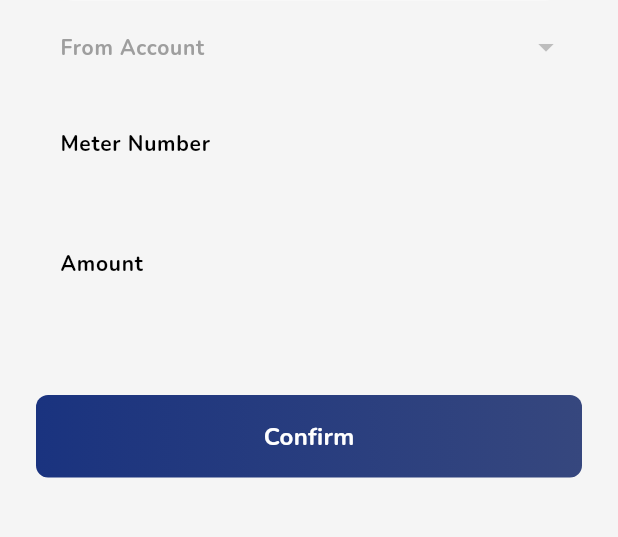
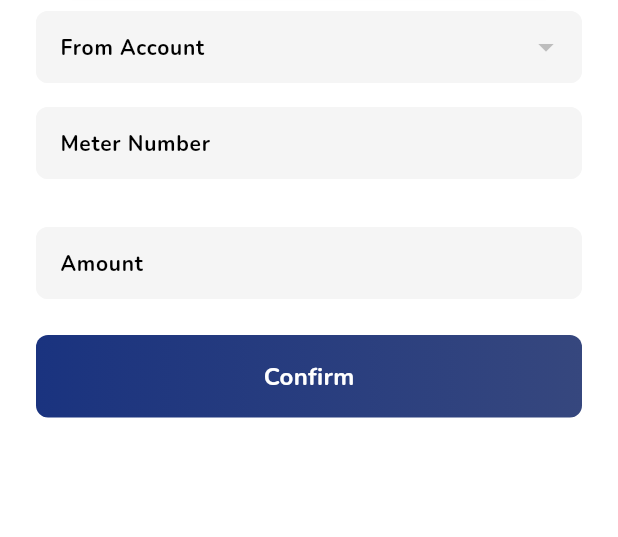
Before and after one commit to Mohamed50/idb_app, a Flutter app: the BillServicePage screen opened by its route, on a phone screen of 412 x 824 dp, the part 157-694 px from its top. Run offline on Flutter 3.47's test engine with Material 3 defaults, Android fonts, the phone set to English and light mode, and no system bars; drawn by our look-alikes of loader_overlay; our stand-ins replace animated_bottom_navigation_bar, connectivity_plus, device_info_plus, flutter_carousel_widget, flutter_spinkit, flutter_svg and 12 more; missing offline and left inert: qr_code_scanner; accounts and stored records are empty; network calls fail; statements that could not run were skipped.

Commit message:
changes on the overall look and feel

```diff
--- a/lib/src/config/themes.dart
+++ b/lib/src/config/themes.dart
@@ -7,7 +7,7 @@ import '/src/config/config.dart';
 final ThemeData theme = ThemeData(
   brightness: Brightness.light,
   primaryColor: ColorManager.primaryColor,
-  scaffoldBackgroundColor: ColorManager.darkBackgroundColor,
+  scaffoldBackgroundColor: ColorManager.lightBackgroundColor,
   dividerColor: ColorManager.secondaryColor,
   textTheme: GoogleFonts.nunitoTextTheme(),
   buttonTheme: const ButtonThemeData(
--- a/lib/src/modules/accounts/views/account_type_drop_down.dart
+++ b/lib/src/modules/accounts/views/account_type_drop_down.dart
@@ -13,7 +13,7 @@ class AccountTypeDropDown extends StatelessWidget {
 
   @override
   Widget build(BuildContext context) {
-    TextStyle textStyle = TextStyle(color: ColorManager.bodyColor, fontWeight: FontWeight.w700, fontSize: 14.0);
+    TextStyle textStyle = TextStyle(color: ColorManager.titleColor, fontWeight: FontWeight.w700, fontSize: 14.0);
     InputBorder inputBorder = OutlineInputBorder(
       borderRadius: BorderRadius.circular(8.0),
       borderSide: BorderSide(color: ColorManager.darkBackgroundColor),
--- a/lib/src/modules/accounts/views/accounts_drop_down.dart
+++ b/lib/src/modules/accounts/views/accounts_drop_down.dart
@@ -27,7 +27,7 @@ class AccountsDropDown extends StatelessWidget {
 
   @override
   Widget build(BuildContext context) {
-    TextStyle textStyle = TextStyle(color: ColorManager.bodyColor, fontWeight: FontWeight.w700, fontSize: 14.0);
+    TextStyle textStyle = TextStyle(color: ColorManager.titleColor, fontWeight: FontWeight.w700, fontSize: 14.0);
     InputBorder inputBorder = OutlineInputBorder(
       borderRadius: BorderRadius.circular(8.0),
       borderSide: BorderSide(color: fillColor),
--- a/lib/src/modules/accounts/views/accounts_list.dart
+++ b/lib/src/modules/accounts/views/accounts_list.dart
@@ -98,7 +98,7 @@ class AccountItemTile extends StatelessWidget {
             ],
           ),
           CustomVisible(
-            show: withName,
+            show: withName && accountModel.name.isNotEmpty,
             child: Padding(
               padding: const EdgeInsets.only(top: 8.0),
               child: Column(
@@ -117,7 +117,7 @@ class AccountItemTile extends StatelessWidget {
             ),
           ),
           CustomVisible(
-            show: withName,
+            show: withName && accountModel.name.isNotEmpty,
             child: Padding(
               padding: const EdgeInsets.only(top: 8.0),
               child: Column(
--- a/lib/src/modules/auth/views/change_security_questions_page.dart
+++ b/lib/src/modules/auth/views/change_security_questions_page.dart
@@ -73,12 +73,13 @@ class QuestionTile extends StatelessWidget {
   @override
   Widget build(BuildContext context) {
     return ListTile(
+      contentPadding: EdgeInsets.zero,
       title: CustomText.subtitle(
         questionModel.question,
         color: ColorManager.titleColor,
       ),
       subtitle: Padding(
-        padding: const EdgeInsets.all(8.0),
+        padding: const EdgeInsets.symmetric(vertical: 8.0),
         child: CustomFormField(
           label: TranslationsKeys.tkAnswerLabel,
           onSaved: (value) => questionModel.answer = value ?? '',
--- a/lib/src/modules/bank_services/modules/bills/views/bill_service_page.dart
+++ b/lib/src/modules/bank_services/modules/bills/views/bill_service_page.dart
@@ -22,9 +22,8 @@ class BillServicePage extends GetView<BillsViewModel> {
       appBar: AppBar(
         title: CustomText(billServiceLabel),
       ),
-      body: Padding(
+      body: ListView(
         padding: const EdgeInsets.all(24.0),
-        child: Column(
         children: [
           GetBuilder<BillsViewModel>(
             builder: (controller) => CustomVisible(
@@ -33,13 +32,12 @@ class BillServicePage extends GetView<BillsViewModel> {
               child: _BillInformationWidget(),
             ),
           ),
-            SizedBox(height: 64.0),
+          SizedBox(height: 24.0),
           CustomButton(
             text: TranslationsKeys.tkConfirmBtn,
             onPressed: () => _confirm(context),
           ),
         ],
-        ),
       ),
     );
   }
@@ -64,8 +62,7 @@ class _FormWidget extends GetView<BillsViewModel> {
   @override
   Widget build(BuildContext context) {
     final verticalSpacing = 16.0;
-    return Expanded(
-      child: Column(
+    return Column(
       children: [
         SizedBox(height: verticalSpacing * 2),
         AccountsDropDown(
@@ -95,7 +92,6 @@ class _FormWidget extends GetView<BillsViewModel> {
           keyboardType: TextInputType.number,
         ),
       ],
-      ),
     );
   }
 }
@@ -107,10 +103,16 @@ class _BillInformationWidget extends GetView<BillsViewModel> {
   Widget build(BuildContext context) {
     final children = ServicesConfiguration.getServiceResponseItems(controller.billInfoModel!);
     return CustomCard(
-      child: ListView(
+      child: ListView.separated(
         shrinkWrap: true,
         padding: EdgeInsets.all(12.0),
-        children: children,
+        itemCount: children.length,
+        physics: NeverScrollableScrollPhysics(),
+        itemBuilder: (context, index) => children[index],
+        separatorBuilder: (context, index) => Divider(
+          thickness: 0.2,
+          color: ColorManager.titleColor,
+        ),
       ),
     );
   }
--- a/lib/src/modules/bank_services/modules/orders/views/track_cheque_status_page.dart
+++ b/lib/src/modules/bank_services/modules/orders/views/track_cheque_status_page.dart
@@ -58,7 +58,7 @@ class _FormWidget extends GetView<OrderViewModel> {
           ),
           SizedBox(height: verticalSpacing),
           CustomFormField(
-            label: TranslationsKeys.tkChequeTypeLabel,
+            label: TranslationsKeys.tkChequeNumberLabel,
             onSaved: controller.onChequeNumberChanged,
             validator: InputsValidator.phoneValidator,
           ),
--- a/lib/src/modules/home/view/home_page.dart
+++ b/lib/src/modules/home/view/home_page.dart
@@ -15,6 +15,7 @@ class HomePage extends StatelessWidget {
   Widget build(BuildContext context) {
     return Scaffold(
       // appBar: CustomAppbar(title: TranslationsKeys.tkHomePage),
+      backgroundColor: ColorManager.darkBackgroundColor,
       body: ListView(
         padding: EdgeInsets.only(bottom: 24.0),
         children: [
--- a/lib/src/modules/locale/data/keys.dart
+++ b/lib/src/modules/locale/data/keys.dart
@@ -116,6 +116,7 @@ class TranslationsKeys {
   static const String tkTransferInsideBankLabel = 'tkTransferWithinBankLabel';
   static const String tkTransferBetweenMyAccountsLabel = 'tkTransferBetweenMyAccountsLabel';
   static const String tkTransferWithQRLabel = 'tkTransferWithQRLabel';
+  static const String tkScanQrCodeLabel = 'tkScanQrCodeLabel';
   static const String tkGeneralRequiredMsg = 'tkGeneralRequiredMsg';
   static const String tkFromAccountLabel = 'tkFromAccountLabel';
   static const String tkToAccountLabel = 'tkToAccountLabel';
@@ -167,16 +168,23 @@ class TranslationsKeys {
   static const String tkTrackOrdersStatusServiceLabel = 'tkOrdersTrackStatusServiceLabel';
   static const String tkRequestChequeBookServiceLabel = 'tkOrdersRequestChequeBookServiceLabel';
   static const String tkTrackChequeStatusServiceLabel = 'tkOrdersViewChequeStatusServiceLabel';
-  static const String tkChequeTypeLabel = 'tkChequeNumberLabel';
+  static const String tkChequeNumberLabel = 'tkChequeNumberLabel';
+  static const String tkChequeTypeLabel = 'tkChequeTypeLabel';
   static const String tkPagesLabel = 'tkPagesLabel';
   static const String tk25PagesChequeBookLabel = 'tk25PagesChequeBookLabel';
   static const String tk50PagesChequeBookLabel = 'tk50PagesChequeBookLabel';
   static const String tkReceivingBranchLabel = 'tkReceivingBranchLabel';
+  static const String tkNameLabel = 'tkNameLabel';
 
   /// Bank Services Module - Other Services
   static const String tkOtherServiceLabel = 'tkOtherServiceLabel';
   static const String tkProductsServiceLabel = 'tkProductsServiceLabel';
   static const String tkViewExchangeRateServiceLabel = 'tkViewExchangeRateServiceLabel';
+  static const String tkCurrencyLabel = 'tkCurrencyLabel';
+  static const String tkAverageLabel = 'tkAverageLabel';
+  static const String tkBuyLabel = 'tkBuyLabel';
+  static const String tkSellLabel = 'tkSellLabel';
+  static const String tkSuccessLabel = 'tkSuccessLabel';
   static const String tkSuccessfulTransactionMsg = 'tkSuccessfulTransactionMsg';
   static const String tkShareLabel = 'tkShareLabel';
   static const String tkScreenshotLabel = 'tkScreenshotLabel';
--- a/lib/src/modules/locale/data/lang/lang_en.dart
+++ b/lib/src/modules/locale/data/lang/lang_en.dart
@@ -95,6 +95,7 @@ const Map<String, String> englishTranslationsMap = {
   TranslationsKeys.tkTransferInsideBankLabel: 'Inside Bank',
   TranslationsKeys.tkTransferBetweenMyAccountsLabel: 'Between Accounts',
   TranslationsKeys.tkTransferWithQRLabel: 'QR Code',
+  TranslationsKeys.tkScanQrCodeLabel: 'Scan QR code',
   TranslationsKeys.tkGeneralRequiredMsg: 'This field is required',
   TranslationsKeys.tkFromAccountLabel: 'From Account',
   TranslationsKeys.tkToAccountLabel: 'To Account',
@@ -135,17 +136,21 @@ const Map<String, String> englishTranslationsMap = {
   TranslationsKeys.tkBillPaymentPortsServicesLabel: 'Ports',
   TranslationsKeys.tkMeterNumberLabel: 'Meter Number',
   TranslationsKeys.tkE15ReceiptNumberLabel: 'E15 Receipt Number',
+  TranslationsKeys.tkDeclarantCodeLabel: 'Declarant Code',
+  TranslationsKeys.tkBankCodeLabel: 'Bank Code',
 
   // 📦 Bank Services Module - Orders Services
   TranslationsKeys.tkOrdersServiceLabel: 'Orders',
   TranslationsKeys.tkTrackOrdersStatusServiceLabel: 'Track Order Status',
   TranslationsKeys.tkRequestChequeBookServiceLabel: 'Request Cheque Book',
   TranslationsKeys.tkTrackChequeStatusServiceLabel: 'Cheque Status',
+  TranslationsKeys.tkChequeNumberLabel: 'Cheque Number',
   TranslationsKeys.tkChequeTypeLabel: 'Cheque Type',
   TranslationsKeys.tkPagesLabel: 'Pages',
   TranslationsKeys.tk25PagesChequeBookLabel: 'Cheque book 25',
   TranslationsKeys.tk50PagesChequeBookLabel: 'Cheque book 50',
   TranslationsKeys.tkReceivingBranchLabel: 'Receiving branch',
+  TranslationsKeys.tkNameLabel: 'Name',
   'pending': 'Pending',
   'rejected': 'Rejected',
   'approved': 'Approved',
@@ -155,7 +160,8 @@ const Map<String, String> englishTranslationsMap = {
   TranslationsKeys.tkOtherServiceLabel: 'Other',
   TranslationsKeys.tkProductsServiceLabel: 'Products',
   TranslationsKeys.tkViewExchangeRateServiceLabel: 'Exchange Rates',
-  TranslationsKeys.tkSuccessfulTransactionMsg: 'Transaction Successful',
+  TranslationsKeys.tkSuccessLabel: 'Success',
+  TranslationsKeys.tkSuccessfulTransactionMsg: 'Your transaction was successful',
   TranslationsKeys.tkShareLabel: 'Share',
   TranslationsKeys.tkScreenshotLabel: 'Screenshot',
   TranslationsKeys.tkDoneLabel: 'Done',
--- a/lib/src/modules/menu/view/menu_page.dart
+++ b/lib/src/modules/menu/view/menu_page.dart
@@ -3,6 +3,7 @@ import 'package:az_banking_app/src/config/config.dart';
 import 'package:az_banking_app/src/modules/accounts/controllers/account_view_model.dart';
 import 'package:az_banking_app/src/modules/bank_services/actions/bank_service_actions.dart';
 import 'package:az_banking_app/src/modules/bank_services/controllers/bank_services_view_model.dart';
+import 'package:az_banking_app/src/modules/exchange_rate/controllers/exchange_rate_view_model.dart';
 import 'package:az_banking_app/src/modules/exchange_rate/views/exchange_rates_page.dart';
 import 'package:az_banking_app/src/modules/home/home.dart';
 import 'package:az_banking_app/src/modules/home/view/settings_page.dart';
@@ -22,6 +23,7 @@ class MenuPage extends GetView<MenuViewModel> {
     Get.find<AccountViewModel>();
     Get.find<BankServicesViewModel>();
     Get.find<StatementViewModel>();
+    Get.find<ExchangeRateViewModel>();
     return Scaffold(
       backgroundColor: ColorManager.lightBackgroundColor,
       floatingActionButtonLocation: FloatingActionButtonLocation.centerDocked,
--- a/lib/src/views/custom/custom_container.dart
+++ b/lib/src/views/custom/custom_container.dart
@@ -19,7 +19,7 @@ class CustomCard extends StatelessWidget {
     required this.child,
     this.padding = const EdgeInsets.all(8.0),
     this.margin,
-    this.color = ColorManager.lightBackgroundColor,
+    this.color = ColorManager.darkBackgroundColor,
     this.shape = BoxShape.rectangle,
     this.borderRadius = const BorderRadius.all(Radius.circular(12)),
     this.gradient,
--- a/lib/src/views/custom/custom_drop_down.dart
+++ b/lib/src/views/custom/custom_drop_down.dart
@@ -14,15 +14,15 @@ class CustomDropDown<T> extends StatelessWidget {
 
   @override
   Widget build(BuildContext context) {
-    TextStyle textStyle = TextStyle(color: ColorManager.bodyColor, fontWeight: FontWeight.w700, fontSize: 14.0);
+    TextStyle textStyle = TextStyle(color: ColorManager.titleColor, fontWeight: FontWeight.w700, fontSize: 14.0);
     InputBorder inputBorder = OutlineInputBorder(
       borderRadius: BorderRadius.circular(8.0),
-      borderSide: BorderSide(color: ColorManager.lightBackgroundColor),
+      borderSide: BorderSide(color: ColorManager.darkBackgroundColor),
     );
 
     InputDecoration decoration = InputDecoration(
       filled: true,
-      fillColor: ColorManager.lightBackgroundColor,
+      fillColor: ColorManager.darkBackgroundColor,
       contentPadding: const EdgeInsets.all(12.0),
       labelText: label.tr,
       border: inputBorder,
```
Also changed, not shown: lib/src/modules/bank_services/modules/orders/views/widgets/order_item_tile.dart (+45 -23 lines), lib/src/modules/bank_services/modules/transfer/views/qr_code_scanner_page.dart (+3 -20 lines), lib/src/modules/bank_services/views/response_page.dart (+11 -6 lines), lib/src/modules/exchange_rate/views/widgets/exchange_rate_item_tile.dart (+36 -27 lines), lib/src/views/custom/custom_form_field.dart (+4 -4 lines). Lines whose indentation alone changed are shown as unchanged.
